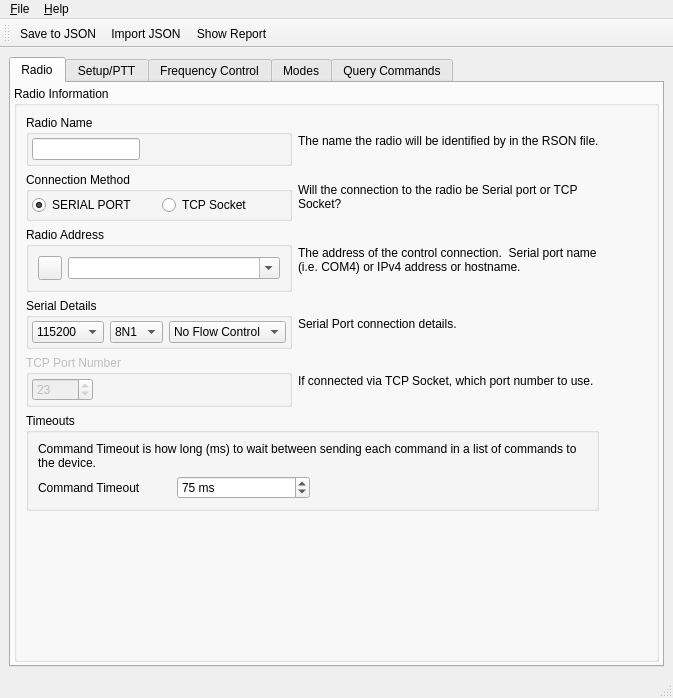
Old version of the form rson.ui in the repository guitarpicva/RSON.
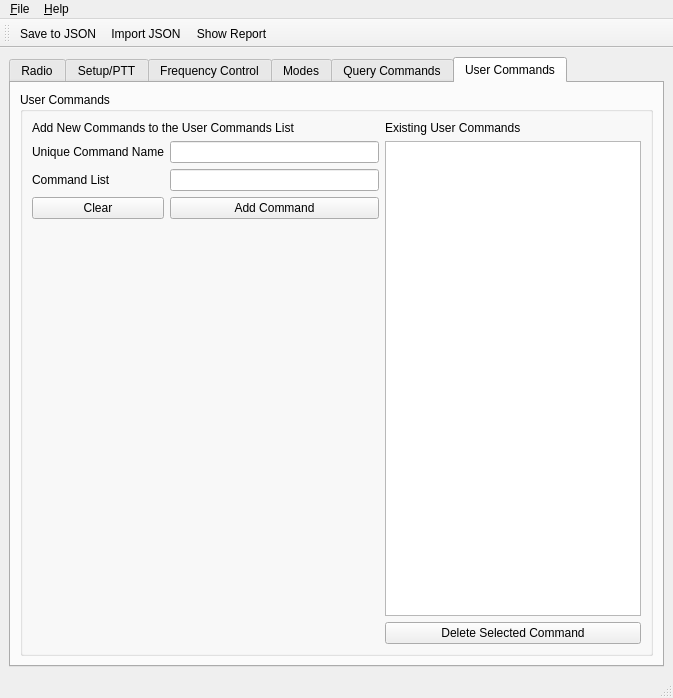
New version of the form. Icons and pictures are not drawn.

Commit message: initial implementation of creating user commands list

The edit to the form file:
```diff
--- a/rson.ui
+++ b/rson.ui
@@ -22,7 +22,7 @@
     <item>
      <widget class="QTabWidget" name="tabWidget">
       <property name="currentIndex">
-       <number>0</number>
+       <number>5</number>
       </property>
       <widget class="QWidget" name="radioTab">
        <attribute name="title">
@@ -63,7 +63,7 @@
            <item row="2" column="2">
             <widget class="QLabel" name="label_6">
              <property name="text">
-              <string>The address of the control connection.  Serial port name (i.e. COM4) or IPv4 address or hostname.</string>
+              <string>The address of the control connection.  Serial port name (i.e. COM4 or ttyACM0) or IPv4 address or hostname.</string>
              </property>
              <property name="wordWrap">
               <bool>true</bool>
@@ -1430,6 +1430,93 @@
         </item>
        </layout>
       </widget>
+      <widget class="QWidget" name="UserTab">
+       <attribute name="title">
+        <string>User Commands</string>
+       </attribute>
+       <layout class="QVBoxLayout" name="verticalLayout_10">
+        <item>
+         <widget class="QGroupBox" name="groupBox_28">
+          <property name="title">
+           <string>User Commands</string>
+          </property>
+          <layout class="QGridLayout" name="gridLayout_6">
+           <item row="2" column="0">
+            <widget class="QLabel" name="label_27">
+             <property name="text">
+              <string>Command List</string>
+             </property>
+            </widget>
+           </item>
+           <item row="2" column="1">
+            <widget class="QLineEdit" name="userCommandListLineEdit"/>
+           </item>
+           <item row="3" column="1">
+            <widget class="QPushButton" name="userCommandsAddButton">
+             <property name="text">
+              <string>Add Command</string>
+             </property>
+            </widget>
+           </item>
+           <item row="1" column="0">
+            <widget class="QLabel" name="label_17">
+             <property name="text">
+              <string>Unique Command Name</string>
+             </property>
+            </widget>
+           </item>
+           <item row="0" column="0" colspan="2">
+            <widget class="QLabel" name="label_29">
+             <property name="text">
+              <string>Add New Commands to the User Commands List</string>
+             </property>
+            </widget>
+           </item>
+           <item row="3" column="0">
+            <widget class="QPushButton" name="userCommandsClearButton">
+             <property name="text">
+              <string>Clear</string>
+             </property>
+            </widget>
+           </item>
+           <item row="1" column="1">
+            <widget class="QLineEdit" name="userCommandNameLineEdit"/>
+           </item>
+           <item row="0" column="2">
+            <widget class="QLabel" name="label_28">
+             <property name="text">
+              <string>Existing User Commands</string>
+             </property>
+            </widget>
+           </item>
+           <item row="4" column="0">
+            <spacer name="verticalSpacer_5">
+             <property name="orientation">
+              <enum>Qt::Orientation::Vertical</enum>
+             </property>
+             <property name="sizeHint" stdset="0">
+              <size>
+               <width>20</width>
+               <height>40</height>
+              </size>
+             </property>
+            </spacer>
+           </item>
+           <item row="1" column="2" rowspan="4">
+            <widget class="QListWidget" name="userCommandsListWidget"/>
+           </item>
+           <item row="5" column="2">
+            <widget class="QPushButton" name="deleteUserCommandButton">
+             <property name="text">
+              <string>Delete Selected Command</string>
+             </property>
+            </widget>
+           </item>
+          </layout>
+         </widget>
+        </item>
+       </layout>
+      </widget>
      </widget>
     </item>
    </layout>
```
Left out of the diff: 40 changed lines with no effect on the pictures. The commit also changes 2 other files.
